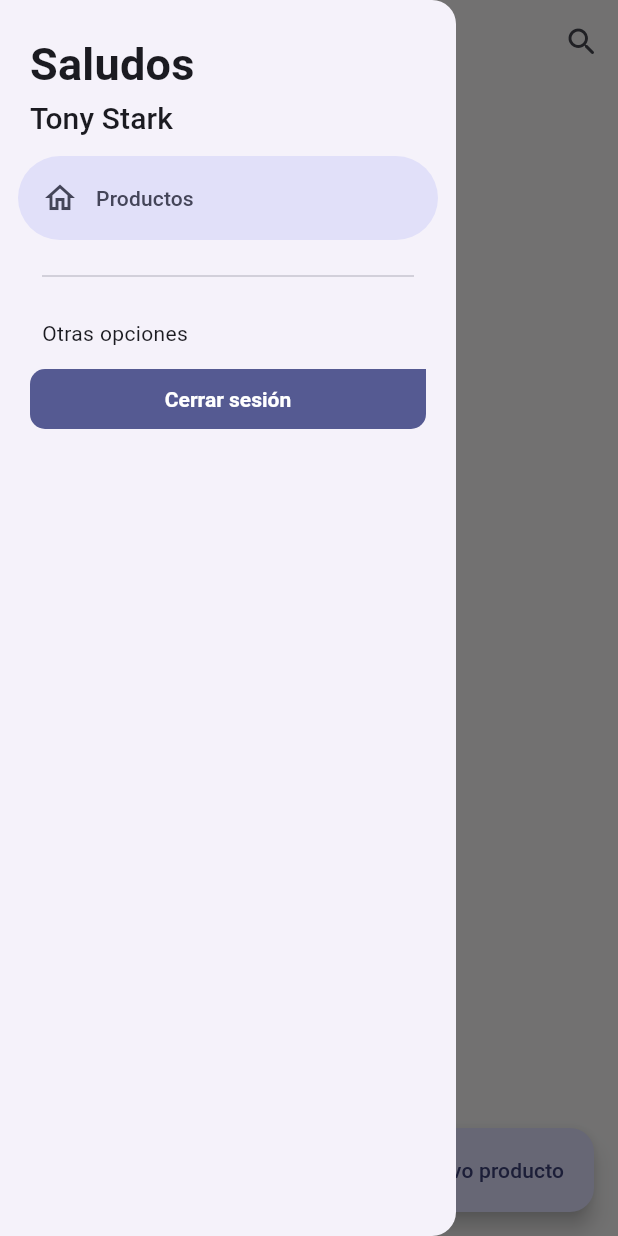
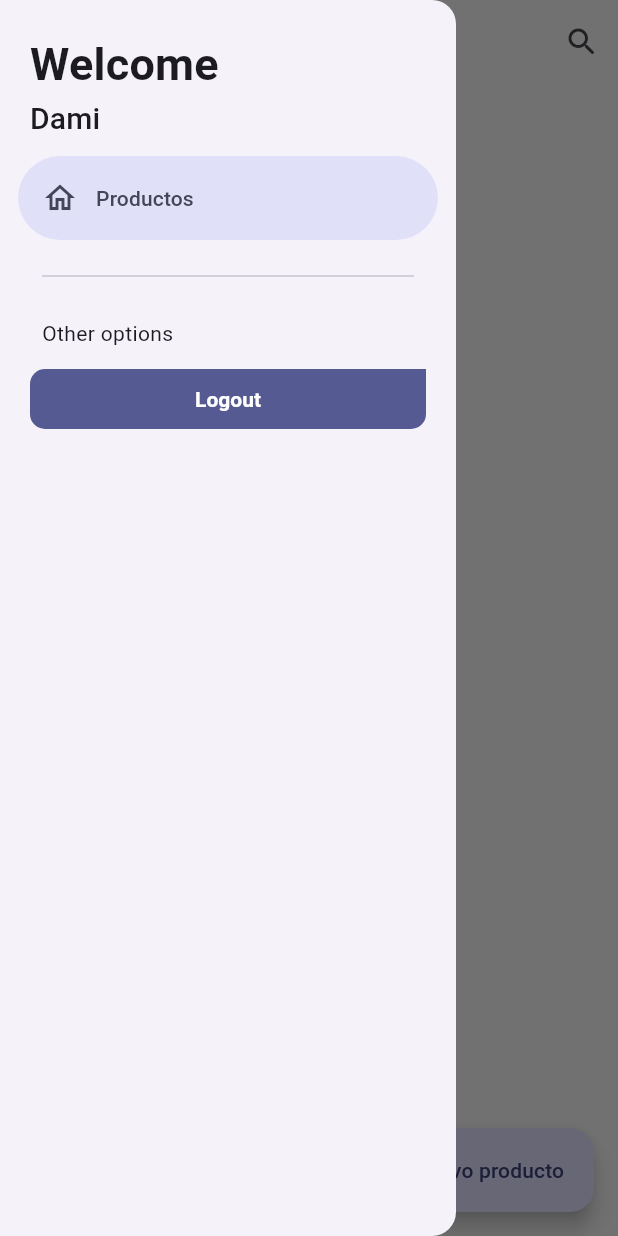
Before and after one commit to sanchezdamianj/auth-flutter-app, a Flutter app: the ProductsScreen screen opened by its route, with the side drawer open, on a phone screen of 412 x 824 dp. Run offline on Flutter 3.47's test engine with Material 3 defaults, Android fonts, the phone set to English and light mode, and no system bars; our stand-ins replace dio, flutter_dotenv, flutter_riverpod, formz, go_router, google_fonts and 1 more; accounts and stored records are empty; project files that could hold a hidden picture were left out.

```diff
--- a/lib/features/auth/infrastructure/mappers/user_mapper.dart
+++ b/lib/features/auth/infrastructure/mappers/user_mapper.dart
@@ -6,8 +6,7 @@ class UserMapper {
       id: json['id'] ?? '',
       email: json['email'] ?? '',
       fullname: json['fullname'] ?? '',
-      roles:
-          List<String>.from(json['roles'].map((role) => role)) ?? List.empty(),
+      roles: List<String>.from(json['roles'].map((role) => role)),
       token: json['token'],
     );
   }
--- a/lib/features/auth/presentation/providers/login_form_provider.dart
+++ b/lib/features/auth/presentation/providers/login_form_provider.dart
@@ -76,7 +76,10 @@ class LoginFormNotifier extends StateNotifier<LoginFormState> {
   onFormSubmit() async {
     _touchEveryField();
     if (!state.isValid) return;
+
+    state = state.copyWith(isPosting: true);
     await loginUserCallback(state.email.value, state.password.value);
+    state = state.copyWith(isPosting: false, isFormPosted: true);
   }
 
   // we need to touch every field because the init state is Pure and the form is not valid
--- a/lib/features/auth/presentation/screens/screens.dart
+++ b/lib/features/auth/presentation/screens/screens.dart
@@ -1,2 +1,3 @@
 export 'login_screen.dart';
 export 'register_screen.dart';
+export 'check_auth_status_screen.dart';
--- a/lib/features/shared/infrastructure/inputs/email.dart
+++ b/lib/features/shared/infrastructure/inputs/email.dart
@@ -19,8 +19,9 @@ class Email extends FormzInput<String, EmailError> {
     if (isValid || isPure) return null;
 
     if (displayError == EmailError.empty) return 'El campo es requerido';
-    if (displayError == EmailError.format)
+    if (displayError == EmailError.format) {
       return 'No tiene formato de correo electrónico';
+    }
 
     return null;
   }
--- a/lib/features/shared/infrastructure/inputs/password.dart
+++ b/lib/features/shared/infrastructure/inputs/password.dart
@@ -20,8 +20,9 @@ class Password extends FormzInput<String, PasswordError> {
 
     if (displayError == PasswordError.empty) return 'El campo es requerido';
     if (displayError == PasswordError.length) return 'Mínimo 6 caracteres';
-    if (displayError == PasswordError.format)
+    if (displayError == PasswordError.format) {
       return 'Debe de tener Mayúscula, letras y un número';
+    }
 
     return null;
   }
--- a/lib/features/shared/widgets/side_menu.dart
+++ b/lib/features/shared/widgets/side_menu.dart
@@ -1,16 +1,20 @@
 import 'package:flutter/material.dart';
+import 'package:flutter_riverpod/flutter_riverpod.dart';
+import 'package:go_router/go_router.dart';
 import 'package:teslo_shop/features/shared/shared.dart';
 
-class SideMenu extends StatefulWidget {
+import '../../auth/presentation/providers/auth_provider.dart';
+
+class SideMenu extends ConsumerStatefulWidget {
   final GlobalKey<ScaffoldState> scaffoldKey;
 
   const SideMenu({super.key, required this.scaffoldKey});
 
   @override
-  State<SideMenu> createState() => _SideMenuState();
+  SideMenuState createState() => SideMenuState();
 }
 
-class _SideMenuState extends State<SideMenu> {
+class SideMenuState extends ConsumerState<SideMenu> {
   int navDrawerIndex = 0;
 
   @override
@@ -33,11 +37,11 @@ class _SideMenuState extends State<SideMenu> {
         children: [
           Padding(
             padding: EdgeInsets.fromLTRB(20, hasNotch ? 0 : 20, 16, 0),
-            child: Text('Saludos', style: textStyles.titleMedium),
+            child: Text('Welcome', style: textStyles.titleMedium),
           ),
           Padding(
             padding: const EdgeInsets.fromLTRB(20, 0, 16, 10),
-            child: Text('Tony Stark', style: textStyles.titleSmall),
+            child: Text('Dami', style: textStyles.titleSmall),
           ),
           const NavigationDrawerDestination(
             icon: Icon(Icons.home_outlined),
@@ -49,11 +53,17 @@ class _SideMenuState extends State<SideMenu> {
           ),
           const Padding(
             padding: EdgeInsets.fromLTRB(28, 10, 16, 10),
-            child: Text('Otras opciones'),
+            child: Text('Other options'),
           ),
           Padding(
             padding: const EdgeInsets.symmetric(horizontal: 20),
-            child: CustomFilledButton(onPressed: () {}, text: 'Cerrar sesión'),
+            child: CustomFilledButton(
+                onPressed: () {
+                  ref.read(authProvider.notifier).logout();
+                  widget.scaffoldKey.currentState?.closeDrawer();
+                  context.go('/login');
+                },
+                text: 'Logout'),
           ),
         ]);
   }
--- a/lib/main.dart
+++ b/lib/main.dart
@@ -7,11 +7,12 @@ void main() async {
   runApp(const ProviderScope(child: MainApp()));
 }
 
-class MainApp extends StatelessWidget {
+class MainApp extends ConsumerWidget {
   const MainApp({super.key});
 
   @override
-  Widget build(BuildContext context) {
+  Widget build(BuildContext context, WidgetRef ref) {
+    final appRouter = ref.watch(goRouterProvider);
     return MaterialApp.router(
       routerConfig: appRouter,
       theme: AppTheme().getTheme(),
```
Also changed, not shown: lib/config/router/app_router.dart (+36 -2 lines), lib/config/router/app_router_notifier.dart (added, +31 -0 lines), lib/features/auth/infrastructure/datasources/auth_datasource_impl.dart (+7 -3 lines), lib/features/auth/presentation/providers/auth_provider.dart (+13 -1 lines), lib/features/auth/presentation/screens/check_auth_status_screen.dart (added, +15 -0 lines), lib/features/auth/presentation/screens/login_screen.dart (+7 -5 lines).
